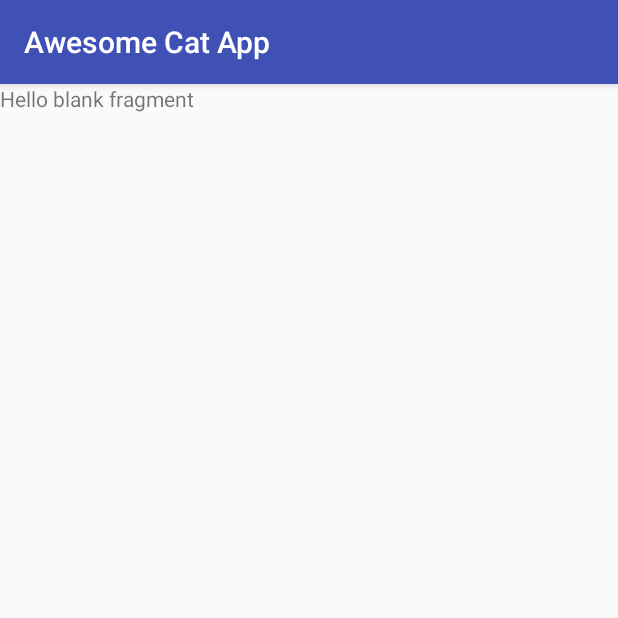
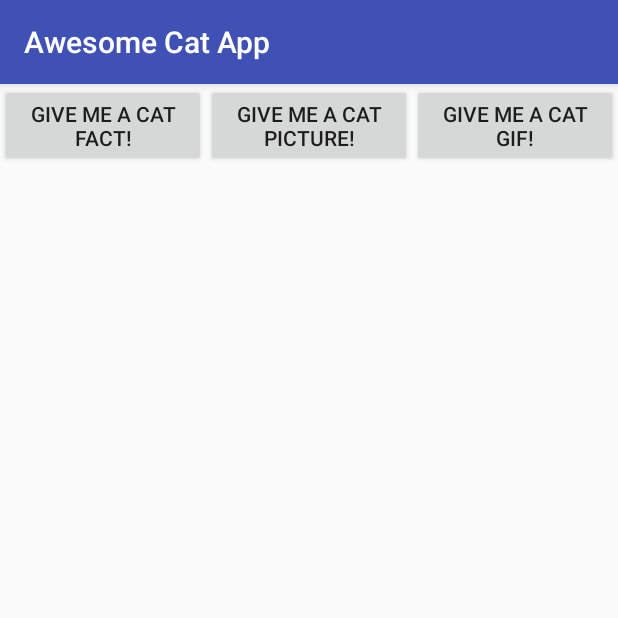
Before and after one commit to papivaan/awesomecatapp, an Android app: the fragment ButtonFragment shown on its own in the app's theme, on a phone screen of 412 x 824 dp, the top half of it. Run offline under Robolectric (Android 15) with nearby library versions, the phone set to English and light mode, and no system bars.

Commit message:
Muutettu koko paska fragment-pohjaiseksi. Luotu nappuloille oma fragment.

```diff
--- a/app/src/main/java/com/example/awesomecatapp/ShowFactFragment.java
+++ b/app/src/main/java/com/example/awesomecatapp/ButtonFragment.java
@@ -11,10 +11,10 @@ import android.view.ViewGroup;
 /**
  * A simple {@link Fragment} subclass.
  */
-public class ShowFactFragment extends Fragment {
+public class ButtonFragment extends Fragment {
 
 
-    public ShowFactFragment() {
+    public ButtonFragment() {
         // Required empty public constructor
     }
 
@@ -23,7 +23,7 @@ public class ShowFactFragment extends Fragment {
     public View onCreateView(LayoutInflater inflater, ViewGroup container,
                              Bundle savedInstanceState) {
         // Inflate the layout for this fragment
-        return inflater.inflate(R.layout.fragment_show_fact, container, false);
+        return inflater.inflate(R.layout.fragment_button, container, false);
     }
 
 }
--- /dev/null
+++ b/app/src/main/res/layout/fragment_button.xml
@@ -0,0 +1,34 @@
+<FrameLayout xmlns:android="http://schemas.android.com/apk/res/android"
+    xmlns:tools="http://schemas.android.com/tools"
+    android:layout_width="match_parent"
+    android:layout_height="match_parent"
+    tools:context="com.example.awesomecatapp.ButtonFragment">
+
+    <LinearLayout
+        xmlns:android="http://schemas.android.com/apk/res/android"
+        xmlns:tools="http://schemas.android.com/tools"
+        android:layout_width="match_parent"
+        android:layout_height="wrap_content"
+        android:orientation="horizontal">
+        <Button
+            android:id="@+id/factButton"
+            android:layout_weight="1"
+            android:layout_width="0dp"
+            android:layout_height="wrap_content"
+            android:text="@string/button_fact"
+            android:onClick="showFact"/>
+        <Button
+            android:layout_weight="1"
+            android:layout_width="0dp"
+            android:layout_height="wrap_content"
+            android:text="@string/button_pic"
+            android:onClick="showPic"/>
+        <Button
+            android:layout_weight="1"
+            android:layout_width="0dp"
+            android:layout_height="wrap_content"
+            android:text="@string/button_gif"
+            android:onClick="showGif"/>
+    </LinearLayout>
+
+</FrameLayout>
--- a/app/src/main/res/layout/fragment_show_fact.xml
+++ /dev/null
@@ -1,13 +0,0 @@
-<FrameLayout xmlns:android="http://schemas.android.com/apk/res/android"
-    xmlns:tools="http://schemas.android.com/tools"
-    android:layout_width="match_parent"
-    android:layout_height="match_parent"
-    tools:context="com.example.awesomecatapp.ShowFactFragment">
-
-    <!-- TODO: Update blank fragment layout -->
-    <TextView
-        android:layout_width="match_parent"
-        android:layout_height="match_parent"
-        android:text="@string/hello_blank_fragment" />
-
-</FrameLayout>
```
Also changed, not shown: app/src/main/java/com/example/awesomecatapp/ArticleFragment.java (deleted, +0 -30 lines), app/src/main/java/com/example/awesomecatapp/MainActivity.java (+1 -41 lines), app/src/main/res/layout/activity_display_message.xml (deleted, +0 -13 lines), app/src/main/res/layout/activity_main.xml (+5 -31 lines), app/src/main/res/layout/fragment_article.xml (deleted, +0 -13 lines).
